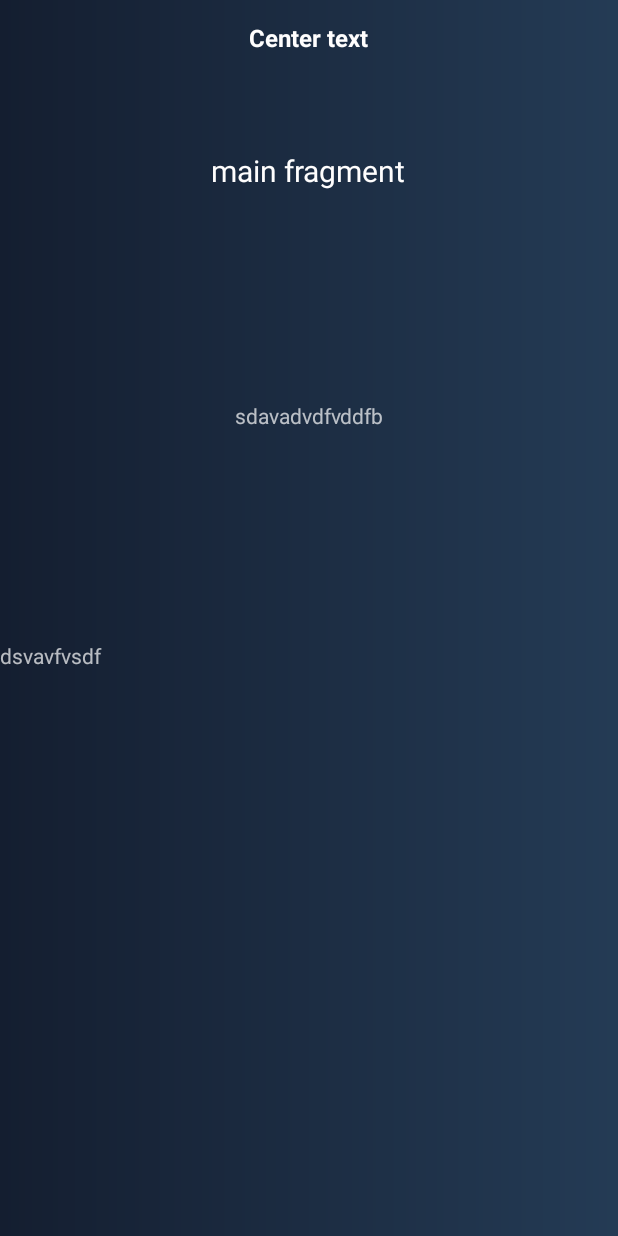
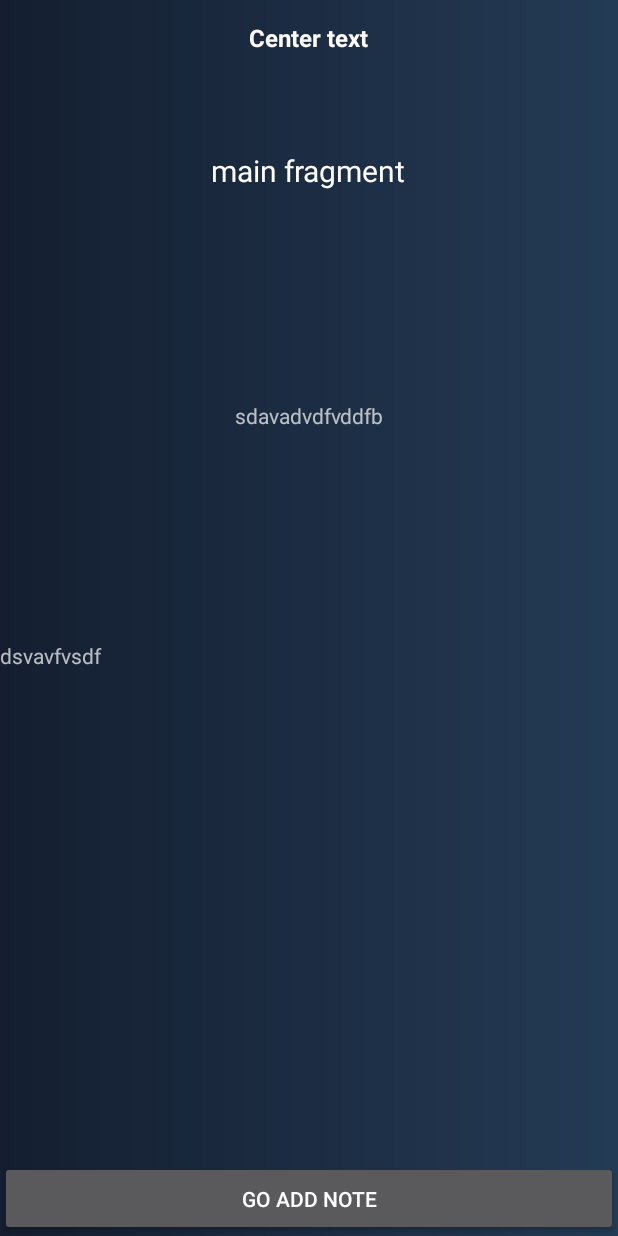
Before and after one commit to theBlackDre1D/KoinTest, an Android app: the MainActivity screen opened directly, with no data from a screen before it, on a phone screen of 412 x 824 dp. Run offline under Robolectric (Android 15) with nearby library versions, the phone set to English and light mode, and no system bars; libraries missing offline, so code that uses them is left out: es.dmoral.toasty; 5 statements that could not run were skipped.

Commit message:
adding new note works

```diff
--- a/app/src/main/java/com/example/kointest/core/database/NoteDao.kt
+++ b/app/src/main/java/com/example/kointest/core/database/NoteDao.kt
@@ -1,7 +1,6 @@
 package com.example.kointest.core.database
 
 import androidx.room.Dao
-import androidx.room.Delete
 import androidx.room.Insert
 import androidx.room.Query
 
@@ -10,4 +9,7 @@ interface NoteDao {
 
     @Query("SELECT * FROM note_entity")
     fun getAllNotes(): List<NoteEntity>
+
+    @Insert
+    fun insertNewNote(note: NoteEntity): Long
 }
--- a/app/src/main/java/com/example/kointest/core/database/NoteEntity.kt
+++ b/app/src/main/java/com/example/kointest/core/database/NoteEntity.kt
@@ -10,7 +10,7 @@ data class NoteEntity(
 
     @PrimaryKey(autoGenerate = true)
     @ColumnInfo(name = "id")
-    var id: Int,
+    var id: Long,
 
     @ColumnInfo(name = "text")
     @NotNull
--- /dev/null
+++ b/app/src/main/java/com/example/kointest/core/extentions/IntExtention.kt
@@ -0,0 +1,5 @@
+package com.example.kointest.core.extentions
+
+import android.content.Context
+
+fun Int.colorFromResources(context: Context) = context.resources.getColor(this)
--- a/app/src/main/java/com/example/kointest/features/main/MainActivity.kt
+++ b/app/src/main/java/com/example/kointest/features/main/MainActivity.kt
@@ -6,6 +6,9 @@ import android.os.Bundle
 import com.example.kointest.R
 import com.example.kointest.core.base.BaseActivity
 import com.example.kointest.core.extentions.simpleReplace
+import com.example.kointest.core.navigation.Navigation
+import com.example.kointest.features.add_note.SecondFragment
+import kotlinx.android.synthetic.main.activity_main.*
 
 class MainActivity : BaseActivity() {
 
@@ -19,8 +22,22 @@ class MainActivity : BaseActivity() {
         super.onCreate(savedInstanceState)
         setContentView(R.layout.activity_main)
 
+        setupUI()
+
         val transaction = supportFragmentManager.beginTransaction()
 
         transaction.simpleReplace(R.id.fragmentContainer, MainFragment.newInstance(), true)
     }
+
+    override fun setupUI() {
+        super.setupUI()
+
+        setupOnClickListeners()
+    }
+
+    private fun setupOnClickListeners() {
+        goToAddNote.setOnClickListener {
+            Navigation.switchFragments(this, R.id.fragmentContainer, SecondFragment.newInstance())
+        }
+    }
 }
--- a/app/src/main/java/com/example/kointest/features/main/repository/TextRepository.kt
+++ b/app/src/main/java/com/example/kointest/features/main/repository/TextRepository.kt
@@ -7,4 +7,6 @@ interface TextRepository {
     fun getText(): String
 
     fun getNoteFromDatabase(context: Context): List<NoteEntity>
+
+    fun addNote(note: NoteEntity): Long
 }
--- a/app/src/main/java/com/example/kointest/features/main/view_models/GetTextViewModel.kt
+++ b/app/src/main/java/com/example/kointest/features/main/view_models/GetTextViewModel.kt
@@ -6,7 +6,7 @@ import com.example.kointest.core.database.NoteEntity
 import com.example.kointest.features.main.GetNotesFromDatabase
 import com.example.kointest.features.main.GetRandomText
 
-class GetTextViewModel constructor(private val getText: GetRandomText,
+class GetTextViewModel(private val getText: GetRandomText,
                        private val getNotes: GetNotesFromDatabase): ViewModel() {
 
     private val liveData = MutableLiveData<String>()
--- a/app/src/main/res/layout/activity_main.xml
+++ b/app/src/main/res/layout/activity_main.xml
@@ -1,5 +1,5 @@
 <?xml version="1.0" encoding="utf-8"?>
-<LinearLayout
+<RelativeLayout
         xmlns:android="http://schemas.android.com/apk/res/android"
         xmlns:tools="http://schemas.android.com/tools"
         android:layout_width="match_parent"
@@ -13,9 +13,20 @@
     <FrameLayout
             android:id="@+id/fragmentContainer"
             android:layout_width="match_parent"
-            android:layout_height="match_parent">
+            android:layout_height="match_parent"
+            android:layout_marginBottom="50dp"
+            android:layout_marginTop="@dimen/header_height"
+    >
 
     </FrameLayout>
 
+    <Button
+            android:id="@+id/goToAddNote"
+            android:layout_width="match_parent"
+            android:layout_height="50dp"
+            android:layout_alignParentBottom="true"
+            android:text="GO ADD NOTE"
+    />
 
-</LinearLayout>
+
+</RelativeLayout>
--- a/app/src/main/res/values/colors.xml
+++ b/app/src/main/res/values/colors.xml
@@ -5,4 +5,8 @@
     <color name="colorAccent">#D81B60</color>
 
     <color name="white">#FFFEFE</color>
+    <color name="black">#000000</color>
+    <color name="green">#31FF00</color>
+    <color name="red">#FF0000</color>
+
 </resources>
```
Also changed, not shown: app/src/main/java/com/example/kointest/core/di/modules.kt (+7 -0 lines), app/src/main/java/com/example/kointest/core/navigation/Navigation.kt (added, +15 -0 lines), app/src/main/java/com/example/kointest/features/add_note/AddNewNote.kt (added, +12 -0 lines), app/src/main/java/com/example/kointest/features/add_note/AddNoteViewModel.kt (added, +19 -0 lines), app/src/main/java/com/example/kointest/features/add_note/SecondFragment.kt (added, +59 -0 lines), app/src/main/java/com/example/kointest/features/main/repository/TextRepositoryImp.kt (+6 -4 lines), app/src/main/res/layout/fragment_second.xml (added, +37 -0 lines).
